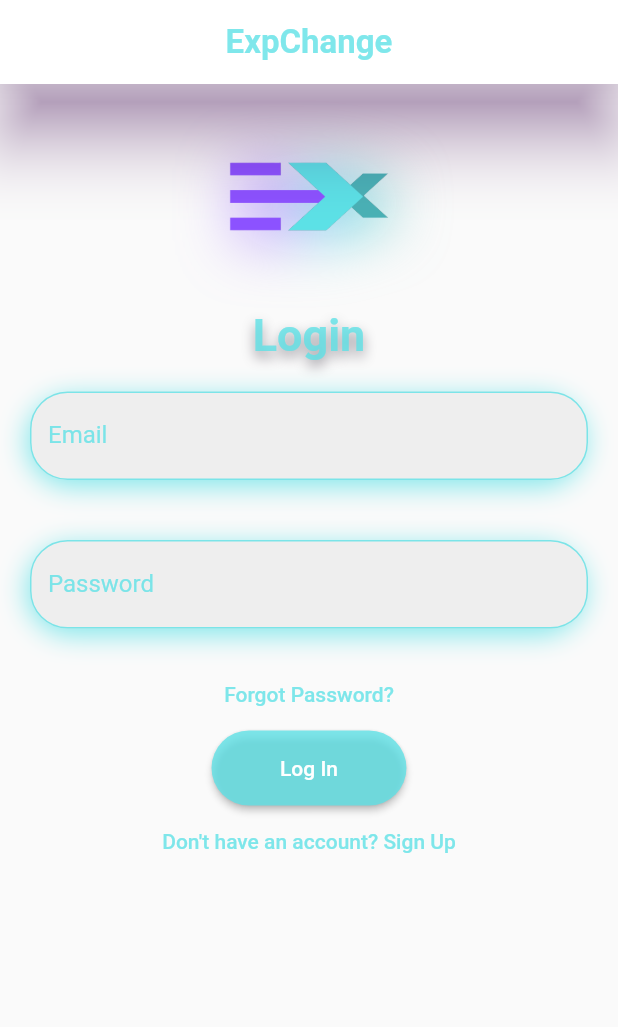
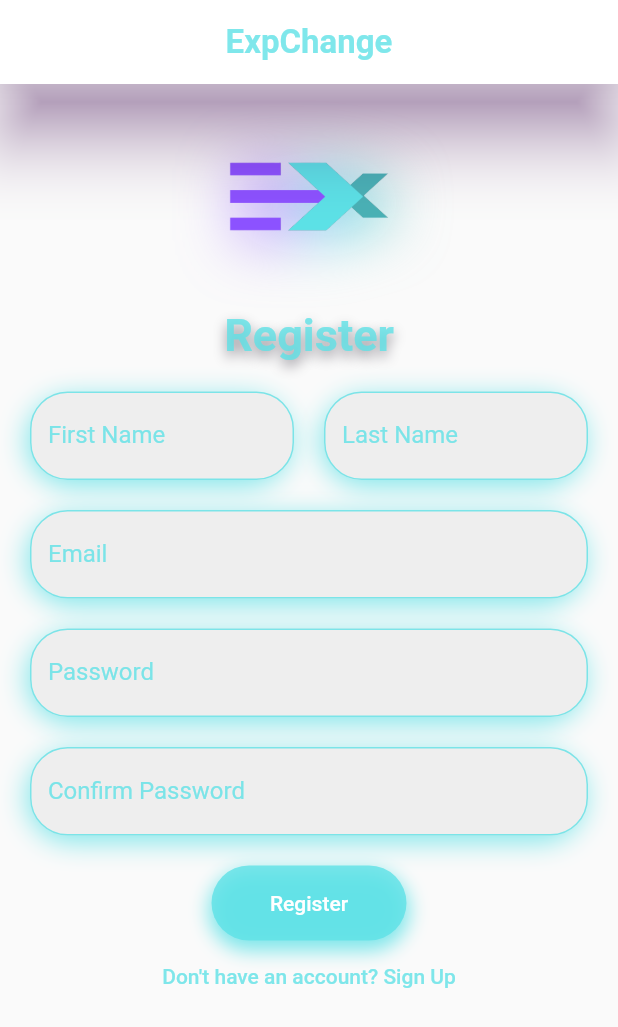
Before and after one commit to MaythamGhaly/exchange-app, a Flutter app: the screen it shows after launch, after a tap on "Don't have an account? Sign Up", on a phone screen of 412 x 824 dp. Shown: the top 1027 px of the screen. Run offline on Flutter 3.47's test engine with Material 2 defaults, Android fonts, the phone set to English and light mode, and no system bars; drawn by our look-alikes of drop_shadow_image.

Commit message:
frontend: add registerPage

```diff
--- a/frontend/lib/screens/login.dart
+++ b/frontend/lib/screens/login.dart
@@ -1,5 +1,8 @@
 import 'package:flutter/material.dart';
 import 'package:drop_shadow_image/drop_shadow_image.dart';
+import 'package:frontend/screens/register.dart';
+import 'components/customButton.dart';
+import 'components/customTextField.dart';
 
 class Login extends StatefulWidget {
   const Login({super.key});
@@ -9,6 +12,10 @@ class Login extends StatefulWidget {
 }
 
 class _LoginState extends State<Login> {
+  hello(x) {
+    print(x);
+  }
+
   @override
   Widget build(BuildContext context) {
     return Scaffold(
@@ -56,76 +63,14 @@ class _LoginState extends State<Login> {
                     ),
                   ]),
             ),
-            Container(
-              margin: const EdgeInsets.all(20.0),
-              decoration: BoxDecoration(
-                borderRadius: BorderRadius.circular(100),
-                // ignore: prefer_const_literals_to_create_immutables
-                boxShadow: [
-                  const BoxShadow(
-                    color: Color.fromARGB(200, 92, 225, 230),
-                    blurRadius: 15,
-                    offset: Offset(-2, 4),
-                  ),
-                ],
-              ),
-              child: TextField(
-                decoration: InputDecoration(
-                    enabledBorder: OutlineInputBorder(
-                      borderRadius: BorderRadius.circular(25.0),
-                      borderSide: const BorderSide(
-                          width: 1, color: Color.fromARGB(200, 92, 225, 230)),
-                    ),
-                    filled: true,
-                    fillColor: const Color.fromARGB(255, 238, 238, 238),
-                    labelText: 'Email',
-                    hintText: 'example@example.com',
-                    hintStyle: const TextStyle(
-                      color: Color.fromARGB(200, 92, 225, 230),
-                    ),
-                    labelStyle: const TextStyle(
-                      color: Color.fromARGB(200, 92, 225, 230),
-                    ),
-                    focusedBorder: OutlineInputBorder(
-                      borderRadius: BorderRadius.circular(25.0),
-                      borderSide: const BorderSide(
-                          width: 1, color: Color.fromARGB(200, 92, 225, 230)),
-                    )),
-              ),
+            const CustomTextField(
+              labelText: 'Email',
+              hintText: 'Enter your email',
             ),
-            Container(
-              margin: const EdgeInsets.all(20.0),
-              decoration: BoxDecoration(
-                borderRadius: BorderRadius.circular(100),
-                // ignore: prefer_const_literals_to_create_immutables
-                boxShadow: [
-                  const BoxShadow(
-                    color: Color.fromARGB(200, 92, 225, 230),
-                    blurRadius: 15,
-                    offset: Offset(-2, 4),
-                  ),
-                ],
-              ),
-              child: TextField(
-                obscureText: true,
-                decoration: InputDecoration(
-                    enabledBorder: OutlineInputBorder(
-                      borderRadius: BorderRadius.circular(25.0),
-                      borderSide: const BorderSide(
-                          width: 1, color: Color.fromARGB(200, 92, 225, 230)),
-                    ),
-                    filled: true,
-                    fillColor: const Color.fromARGB(255, 238, 238, 238),
-                    labelText: 'Password',
-                    labelStyle: const TextStyle(
-                      color: Color.fromARGB(200, 92, 225, 230),
-                    ),
-                    focusedBorder: OutlineInputBorder(
-                      borderRadius: BorderRadius.circular(25.0),
-                      borderSide: const BorderSide(
-                          width: 1, color: Color.fromARGB(200, 92, 225, 230)),
-                    )),
-              ),
+            const CustomTextField(
+              labelText: 'Password',
+              hintText: 'Enter your password',
+              isPassword: true,
             ),
             TextButton(
               onPressed: () {},
@@ -134,23 +79,17 @@ class _LoginState extends State<Login> {
                 style: TextStyle(color: Color.fromARGB(200, 92, 225, 230)),
               ),
             ),
-            SizedBox(
-                height: 50,
-                width: 130,
-                child: ElevatedButton(
-                  style: ElevatedButton.styleFrom(
-                      backgroundColor: const Color.fromARGB(200, 92, 225, 230),
-                      shape: RoundedRectangleBorder(
-                        borderRadius: BorderRadius.circular(30.0),
-                      )),
-                  child: const Text('Log In',
-                      style: TextStyle(
-                        color: Colors.white,
-                      )),
-                  onPressed: () {},
-                )),
+            CustomButton(
+              inputText: 'Login',
+              callbackFunction: hello,
+            ),
             TextButton(
-              onPressed: () {},
+              onPressed: () {
+                Navigator.push(
+                  context,
+                  MaterialPageRoute(builder: (context) => const Register()),
+                );
+              },
               child: const Text(
                 "Don't have an account? Sign Up",
                 style: TextStyle(color: Color.fromARGB(200, 92, 225, 230)),
--- /dev/null
+++ b/frontend/lib/screens/register.dart
@@ -0,0 +1,197 @@
+import 'package:flutter/material.dart';
+import 'package:drop_shadow_image/drop_shadow_image.dart';
+
+import 'components/customButton.dart';
+import 'components/customTextField.dart';
+
+class Register extends StatefulWidget {
+  const Register({super.key});
+
+  @override
+  _RegisterState createState() => _RegisterState();
+}
+
+class _RegisterState extends State<Register> {
+  hello() {
+    print('hello');
+  }
+
+  @override
+  Widget build(BuildContext context) {
+    return Scaffold(
+      appBar: AppBar(
+        centerTitle: true,
+        backgroundColor: Colors.white,
+        shadowColor: const Color.fromARGB(255, 111, 8, 143),
+        elevation: 20,
+        title: const Text(
+          'ExpChange',
+          style: TextStyle(
+            color: Color.fromARGB(200, 92, 225, 230),
+            fontSize: 22,
+            fontWeight: FontWeight.bold,
+          ),
+        ),
+      ),
+      body: SingleChildScrollView(
+        child: Column(
+          children: <Widget>[
+            SizedBox(
+              height: 150.0,
+              child: Center(
+                child: DropShadowImage(
+                  offset: const Offset(5, 5),
+                  scale: 1,
+                  blurRadius: 20,
+                  image: Image.asset(
+                    'assets/Exchange-logo.png',
+                  ),
+                ),
+              ),
+            ),
+            const Text(
+              'Register',
+              style: TextStyle(
+                  fontWeight: FontWeight.bold,
+                  fontSize: 30,
+                  color: Color.fromARGB(200, 92, 225, 230),
+                  shadows: [
+                    Shadow(
+                      blurRadius: 10.0,
+                      color: Color.fromARGB(200, 122, 118, 128),
+                      offset: Offset(0, 4.0),
+                    ),
+                  ]),
+            ),
+            Row(
+              children: <Widget>[
+                Expanded(
+                  child: Row(
+                    children: <Widget>[
+                      Expanded(
+                        child: Container(
+                          margin: const EdgeInsets.only(
+                              left: 20, right: 10, top: 20),
+                          decoration: BoxDecoration(
+                            borderRadius: BorderRadius.circular(100),
+                            // ignore: prefer_const_literals_to_create_immutables
+                            boxShadow: [
+                              const BoxShadow(
+                                color: Color.fromARGB(200, 92, 225, 230),
+                                blurRadius: 15,
+                                offset: Offset(-2, 4),
+                              ),
+                            ],
+                          ),
+                          child: TextField(
+                            decoration: InputDecoration(
+                                enabledBorder: OutlineInputBorder(
+                                  borderRadius: BorderRadius.circular(25.0),
+                                  borderSide: const BorderSide(
+                                      width: 1,
+                                      color: Color.fromARGB(200, 92, 225, 230)),
+                                ),
+                                filled: true,
+                                fillColor:
+                                    const Color.fromARGB(255, 238, 238, 238),
+                                labelText: 'First Name',
+                                hintText: ('Enter your first name'),
+                                hintStyle: const TextStyle(
+                                  color: Color.fromARGB(200, 92, 225, 230),
+                                ),
+                                labelStyle: const TextStyle(
+                                  color: Color.fromARGB(200, 92, 225, 230),
+                                ),
+                                focusedBorder: OutlineInputBorder(
+                                  borderRadius: BorderRadius.circular(25.0),
+                                  borderSide: const BorderSide(
+                                      width: 1,
+                                      color: Color.fromARGB(200, 92, 225, 230)),
+                                )),
+                          ),
+                        ),
+                      ),
+                      Expanded(
+                        child: Container(
+                          margin: const EdgeInsets.only(
+                              left: 10, right: 20, top: 20),
+                          decoration: BoxDecoration(
+                            borderRadius: BorderRadius.circular(100),
+                            // ignore: prefer_const_literals_to_create_immutables
+                            boxShadow: [
+                              const BoxShadow(
+                                color: Color.fromARGB(200, 92, 225, 230),
+                                blurRadius: 15,
+                                offset: Offset(-2, 4),
+                              ),
+                            ],
+                          ),
+                          child: TextField(
+                            decoration: InputDecoration(
+                                enabledBorder: OutlineInputBorder(
+                                  borderRadius: BorderRadius.circular(25.0),
+                                  borderSide: const BorderSide(
+                                      width: 1,
+                                      color: Color.fromARGB(200, 92, 225, 230)),
+                                ),
+                                filled: true,
+                                fillColor:
+                                    const Color.fromARGB(255, 238, 238, 238),
+                                labelText: 'Last Name',
+                                hintText: ('Enter your last name'),
+                                hintStyle: const TextStyle(
+                                  color: Color.fromARGB(200, 92, 225, 230),
+                                ),
+                                labelStyle: const TextStyle(
+                                  color: Color.fromARGB(200, 92, 225, 230),
+                                ),
+                                focusedBorder: OutlineInputBorder(
+                                  borderRadius: BorderRadius.circular(25.0),
+                                  borderSide: const BorderSide(
+                                      width: 1,
+                                      color: Color.fromARGB(200, 92, 225, 230)),
+                                )),
+                          ),
+                        ),
+                      ),
+                    ],
+                  ),
+                ),
+              ],
+            ),
+            const CustomTextField(
+              labelText: 'Email',
+              hintText: 'Enter your email',
+            ),
+            const CustomTextField(
+              labelText: 'Password',
+              hintText: 'Enter your password',
+              isPassword: true,
+            ),
+            const CustomTextField(
+              labelText: 'Confirm Password',
+              hintText: 'Confirm your password',
+              isPassword: true,
+            ),
+            CustomButton(
+              inputText: 'Register',
+              callbackFunction: hello,
+            ),
+            TextButton(
+              onPressed: () {
+                Navigator.push(
+                  context,
+                  MaterialPageRoute(builder: (context) => const Register()),
+                );
+              },
+              child: const Text(
+                "Don't have an account? Sign Up",
+                style: TextStyle(color: Color.fromARGB(200, 92, 225, 230)),
+              ),
+            ),
+          ],
+        ),
+      ),
+    );
+  }
+}
```
